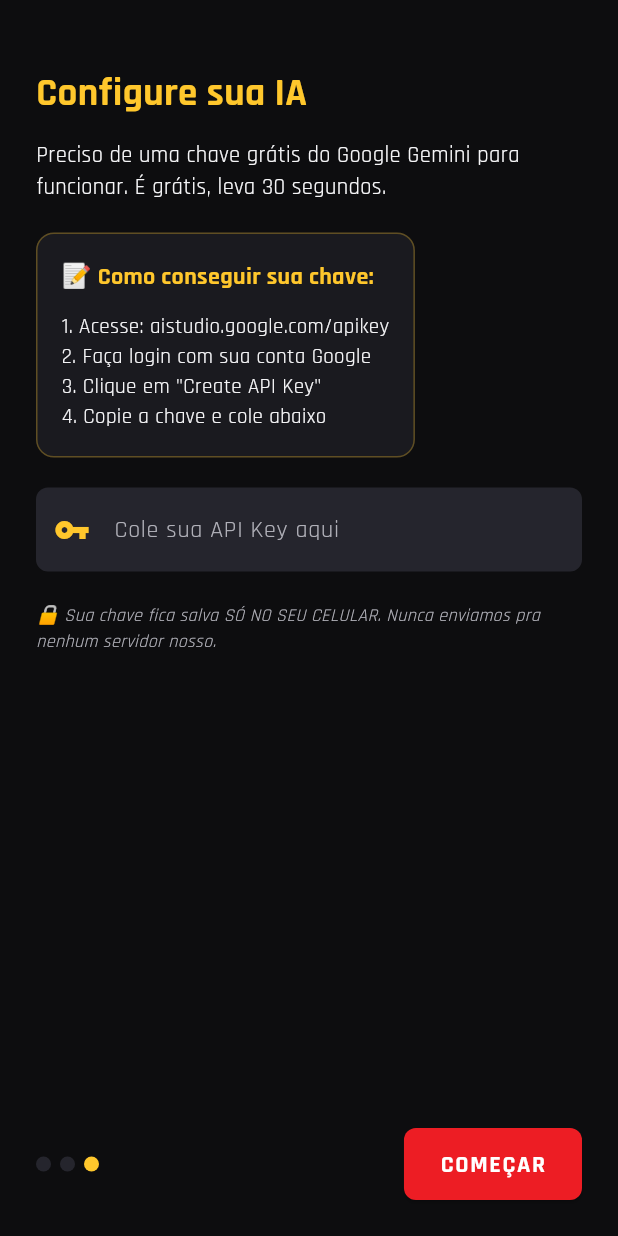
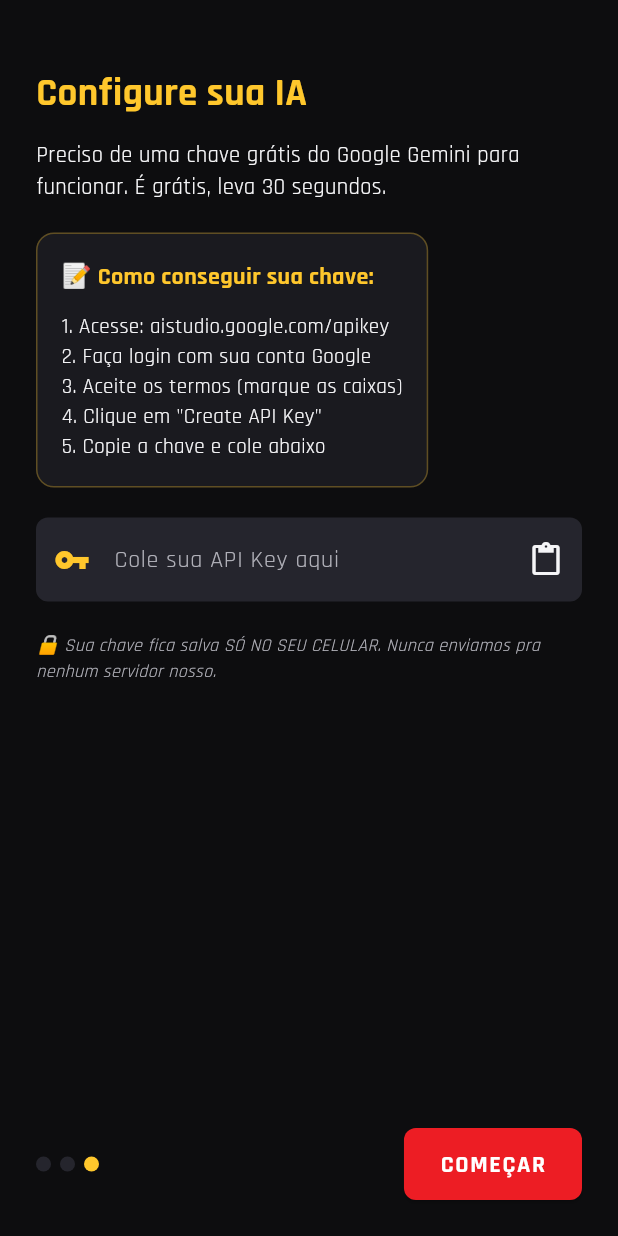
Before and after one commit to Danicosta063/omnitrix-mod, a Flutter app: the screen it shows after launch, swiped to page 3, on a phone screen of 412 x 824 dp. Run offline on Flutter 3.47's test engine with Material 3 defaults, Android fonts, the phone set to English and light mode, and no system bars; our stand-ins replace flutter_markdown, google_fonts, hive_flutter, shared_preferences; accounts and stored records are empty.

Commit message:
Aceita chave Gemini formato novo

```diff
--- a/lib/screens/onboarding_screen.dart
+++ b/lib/screens/onboarding_screen.dart
@@ -165,25 +165,44 @@ class _OnboardingScreenState extends State<OnboardingScreen> {
                 Text('1. Acesse: aistudio.google.com/apikey',
                     style: TextStyle(color: AppTheme.textPrimary)),
                 Text('2. Faça login com sua conta Google', style: TextStyle(color: AppTheme.textPrimary)),
-                Text('3. Clique em "Create API Key"', style: TextStyle(color: AppTheme.textPrimary)),
-                Text('4. Copie a chave e cole abaixo', style: TextStyle(color: AppTheme.textPrimary)),
+                Text('3. Aceite os termos (marque as caixas)', style: TextStyle(color: AppTheme.textPrimary)),
+                Text('4. Clique em "Create API Key"', style: TextStyle(color: AppTheme.textPrimary)),
+                Text('5. Copie a chave e cole abaixo', style: TextStyle(color: AppTheme.textPrimary)),
               ],
             ),
           ),
           const SizedBox(height: 20),
           TextField(
             controller: _apiKeyController,
-            decoration: const InputDecoration(
+            decoration: InputDecoration(
               labelText: 'Cole sua API Key aqui',
-              hintText: 'AIzaSy...',
-              prefixIcon: Icon(Icons.vpn_key, color: AppTheme.gold),
+              hintText: 'AIzaSy... ou AQ.Ab...',
+              prefixIcon: const Icon(Icons.vpn_key, color: AppTheme.gold),
+              suffixIcon: IconButton(
+                icon: const Icon(Icons.paste),
+                onPressed: () async {
+                  final data = await Clipboard.getData('text/plain');
+                  if (data?.text != null) {
+                    _apiKeyController.text = data!.text!.trim();
+                  }
+                },
+              ),
             ),
-            obscureText: true,
+            obscureText: false,
             style: const TextStyle(color: AppTheme.textPrimary),
           ),
           if (_errorMessage != null) ...[
             const SizedBox(height: 12),
-            Text(_errorMessage!, style: const TextStyle(color: Colors.redAccent)),
+            Container(
+              padding: const EdgeInsets.all(12),
+              decoration: BoxDecoration(
+                color: Colors.red.withOpacity(0.1),
+                borderRadius: BorderRadius.circular(8),
+                border: Border.all(color: Colors.red),
+              ),
+              child: Text(_errorMessage!,
+                  style: const TextStyle(color: Colors.redAccent, fontSize: 13)),
+            ),
           ],
           const SizedBox(height: 20),
           const Text(
@@ -200,7 +219,6 @@ class _OnboardingScreenState extends State<OnboardingScreen> {
       padding: const EdgeInsets.all(24),
       child: Row(
         children: [
-          // Indicadores
           Row(
             children: List.generate(3, (i) {
               return Container(
@@ -237,7 +255,6 @@ class _OnboardingScreenState extends State<OnboardingScreen> {
       return;
     }
 
-    // Última tela: valida e salva API key
     final key = _apiKeyController.text.trim();
     if (key.isEmpty) {
       setState(() => _errorMessage = 'Cola sua API key antes de continuar');
@@ -254,7 +271,12 @@ class _OnboardingScreenState extends State<OnboardingScreen> {
     if (!ok) {
       setState(() {
         _testing = false;
-        _errorMessage = 'Chave inválida ou sem acesso ao Gemini. Confere e tenta de novo.';
+        _errorMessage = 'Chave rejeitada pelo Google.\n\n'
+            'Verifique:\n'
+            '• A chave foi copiada inteira?\n'
+            '• Você aceitou os termos em aistudio.google.com?\n'
+            '• A chave está ativa (não foi deletada)?\n'
+            '• Sua região tem acesso ao Gemini API?';
       });
       return;
     }
```
Also changed, not shown: lib/services/gemini_service.dart (+20 -11 lines).
